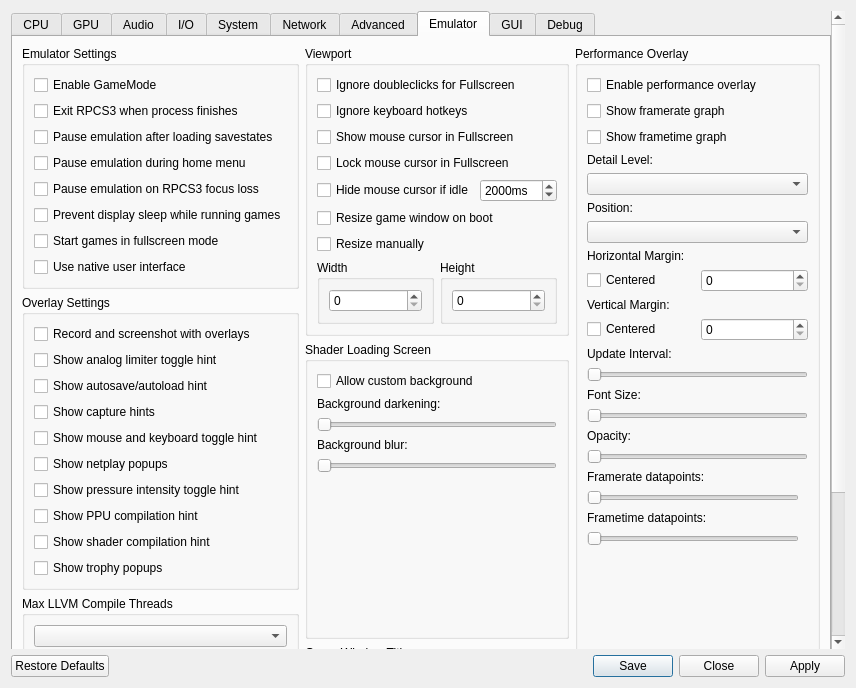
First picture: the form in rpcs3/rpcs3qt/settings_dialog.ui, repository RPCS3/rpcs3, before the edit.
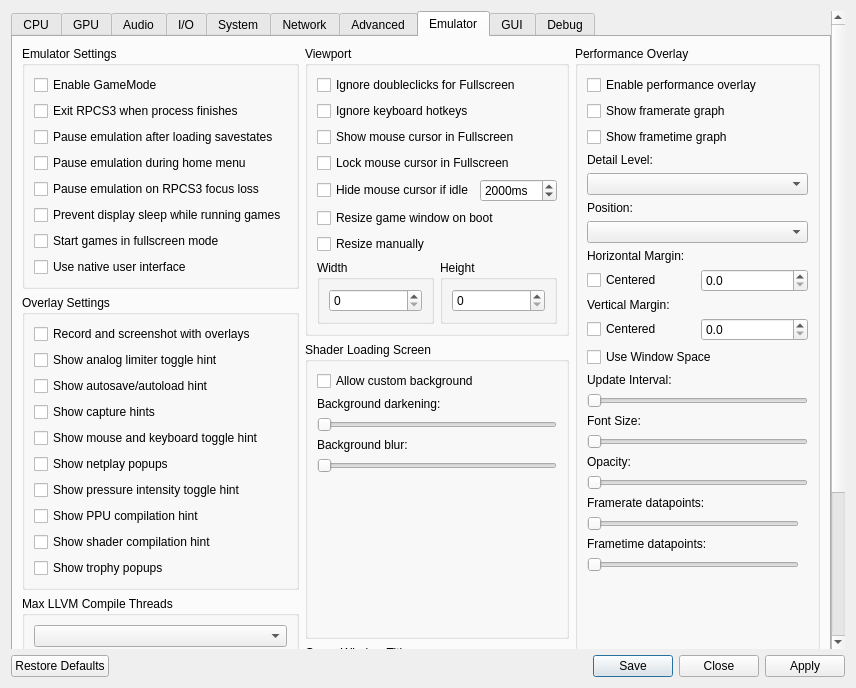
Second picture: the form after the edit. The open tabs and pages were chosen to show the change. Icons and pictures are not drawn.

Commit message:
Make performance overlays use window space (#18419)
Adds a new performance overlay option to use the whole window as rather
than just framebuffer space.

The edit to the form file:
```diff
--- a/rpcs3/rpcs3qt/settings_dialog.ui
+++ b/rpcs3/rpcs3qt/settings_dialog.ui
@@ -3524,7 +3524,14 @@
                   </widget>
                  </item>
                  <item>
-                  <widget class="QSpinBox" name="perfOverlayMarginX"/>
+                  <widget class="QDoubleSpinBox" name="perfOverlayMarginX">
+                   <property name="decimals">
+                    <number>1</number>
+                   </property>
+                   <property name="singleStep">
+                    <double>0.5</double>
+                   </property>
+                  </widget>
                  </item>
                 </layout>
                </item>
@@ -3545,10 +3552,24 @@
                   </widget>
                  </item>
                  <item>
-                  <widget class="QSpinBox" name="perfOverlayMarginY"/>
+                  <widget class="QDoubleSpinBox" name="perfOverlayMarginY">
+                   <property name="decimals">
+                    <number>1</number>
+                   </property>
+                   <property name="singleStep">
+                    <double>0.5</double>
+                   </property>
+                  </widget>
                  </item>
                 </layout>
                </item>
+               <item>
+                <widget class="QCheckBox" name="perfOverlayUseWindowSpace">
+                 <property name="text">
+                  <string>Use Window Space</string>
+                 </property>
+                </widget>
+               </item>
                <item>
                 <widget class="QWidget" name="perf_overlay_update_interval" native="true">
                  <layout class="QVBoxLayout" name="layout_perf_overlay_update_interval">
```
The commit also changes 14 other files.
